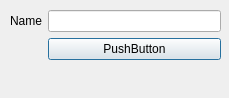
The window that add_zoning.ui (Mapotempo/mapotempo-qgis-plugin) describes before a commit, drawn with Qt 5.
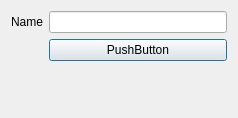
The same window after the commit.

Patch:
```diff
--- a/add_zoning.ui
+++ b/add_zoning.ui
@@ -6,22 +6,15 @@
    <rect>
     <x>0</x>
     <y>0</y>
-    <width>229</width>
-    <height>98</height>
+    <width>238</width>
+    <height>118</height>
    </rect>
   </property>
   <property name="windowTitle">
    <string>Dialog</string>
   </property>
-  <widget class="QWidget" name="verticalLayoutWidget">
-   <property name="geometry">
-    <rect>
-     <x>10</x>
-     <y>10</y>
-     <width>211</width>
-     <height>80</height>
-    </rect>
-   </property>
+  <layout class="QVBoxLayout" name="verticalLayout_2">
+   <item>
    <layout class="QVBoxLayout" name="verticalLayout">
     <item>
      <layout class="QFormLayout" name="formLayout">
@@ -48,11 +41,8 @@
      </layout>
     </item>
    </layout>
-  </widget>
-  <zorder>verticalLayoutWidget</zorder>
-  <zorder>pushButton</zorder>
-  <zorder>lineEdit</zorder>
-  <zorder>label</zorder>
+   </item>
+  </layout>
  </widget>
  <resources/>
  <connections/>
```
Lines whose indentation alone changed are shown as unchanged.
